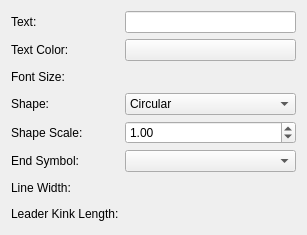
berndhahnebach/All_FreeCAD, file src/Mod/TechDraw/Gui/TaskBalloon.ui: the form before one commit.
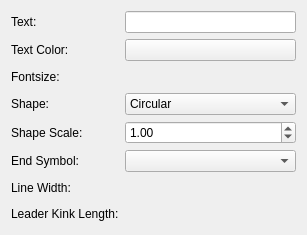
The form after the commit. Icons and pictures are not drawn. Custom widgets are drawn as their Qt base class.

Commit message: - add missing update on changed color - some minor code rearrangements and wording changes

Patch:
```diff
--- a/src/Mod/TechDraw/Gui/TaskBalloon.ui
+++ b/src/Mod/TechDraw/Gui/TaskBalloon.ui
@@ -51,7 +51,7 @@
      <item row="2" column="0">
       <widget class="QLabel" name="label_7">
        <property name="text">
-        <string>Font Size:</string>
+        <string>Fontsize:</string>
        </property>
       </widget>
      </item>
```
The commit also changes 2 other files.
